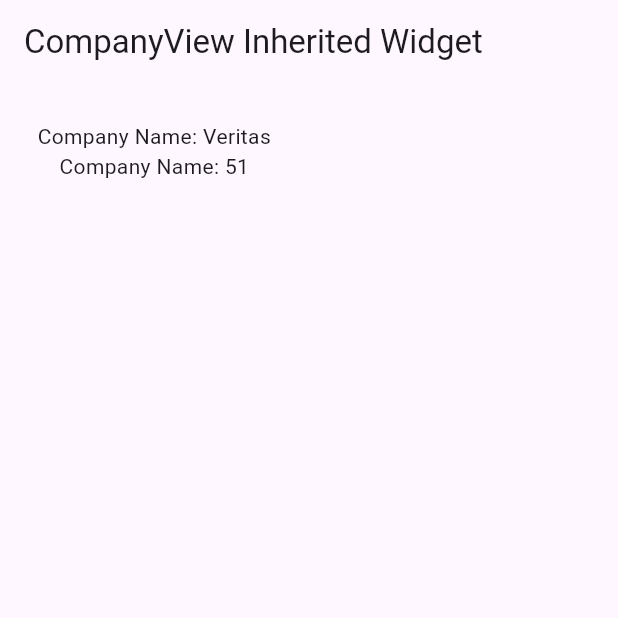
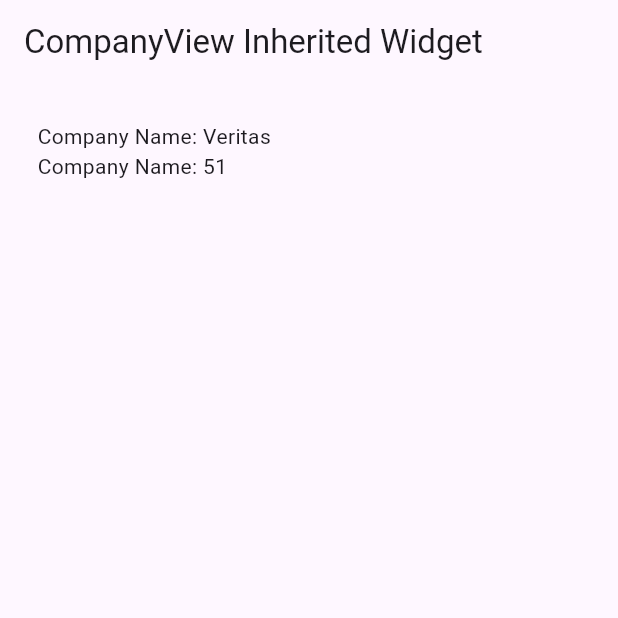
Before and after one commit to Rushi4511/State-Management-in-Flutter, a Flutter app: the screen it shows after launch, on a phone screen of 412 x 824 dp, the top half of it. Run offline on Flutter 3.47's test engine with Material 3 defaults, Android fonts, the phone set to English and light mode, and no system bars.

Commit message:
Inherited Widget Day 2:Company Example adding Floating Action Button

```diff
--- a/company_inherited_widget/lib/main.dart
+++ b/company_inherited_widget/lib/main.dart
@@ -42,6 +42,7 @@ class _CompanyViewState extends State<CompanyView> {
       body: Padding(
         padding: EdgeInsets.all(25),
         child: Column(
+          crossAxisAlignment: CrossAxisAlignment.start,
           children: [
             Text("Company Name: ${Company.of(context).compName}"),
             Text("Company Name: ${Company.of(context).empCount}")
@@ -50,7 +51,19 @@ class _CompanyViewState extends State<CompanyView> {
       ),
       floatingActionButton: FloatingActionButton(
         onPressed: () {
-          setState(() {});
+          setState(() {
+            Company.of(context).compName = "Core2Web";
+
+            if (Company.of(context).empCount != 100) {
+
+              Company.of(context).empCount++;
+
+            } else {
+
+              Company.of(context).empCount = 0;
+
+            }
+          });
         },
       ),
     );
@@ -59,10 +72,10 @@ class _CompanyViewState extends State<CompanyView> {
 
 // ignore: must_be_immutable
 class Company extends InheritedWidget {
-  final String compName;
-  final int empCount;
+  String compName;
+  int empCount;
 
-  const Company({
+  Company({
     super.key,
     required this.compName,
     required this.empCount,
```
